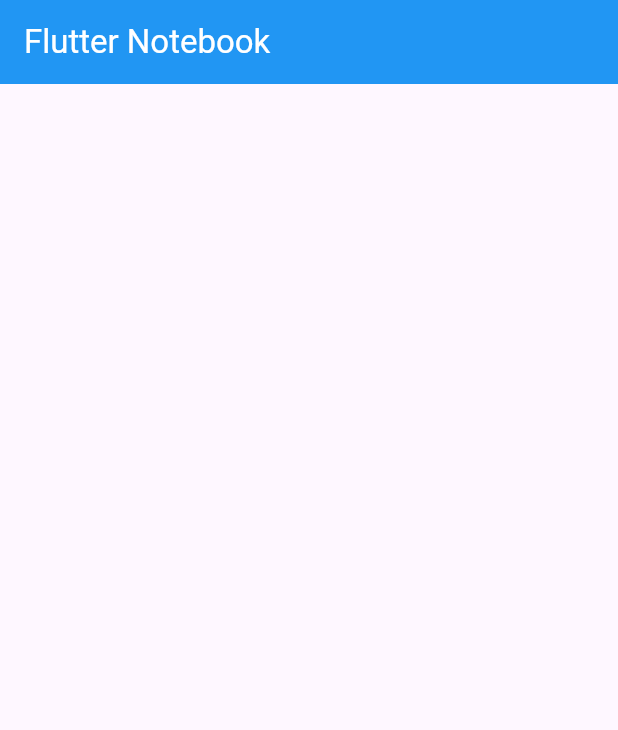
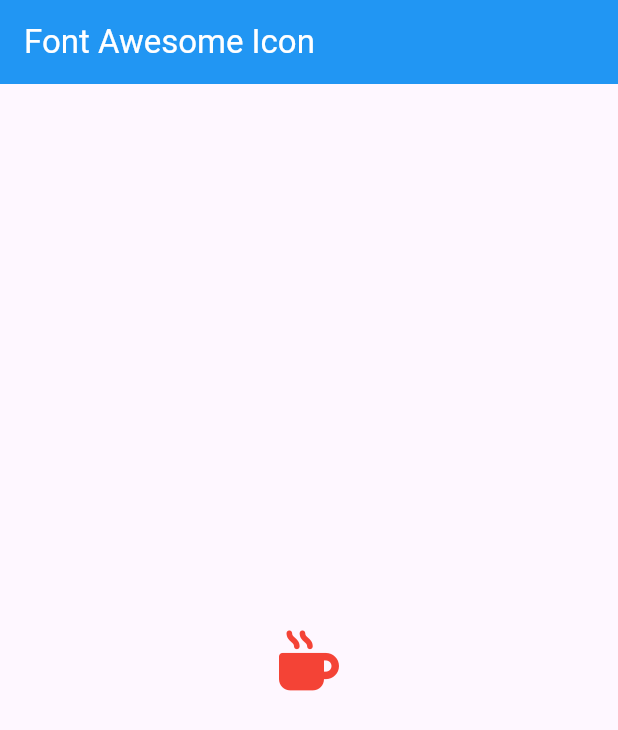
Before and after one commit to monir996/flutter-notebook, a Flutter app: the screen it shows after launch, on a phone screen of 412 x 824 dp. Shown: the top 730 px of the screen. Run offline on Flutter 3.47's test engine with Material 3 defaults, Android fonts, the phone set to English and light mode, and no system bars; our stand-ins replace font_awesome_flutter.

Commit message:
font-awesome - initial

```diff
--- a/lib/home_screen.dart
+++ b/lib/home_screen.dart
@@ -1,4 +1,5 @@
 import 'package:flutter/material.dart';
+import 'package:font_awesome_flutter/font_awesome_flutter.dart';
 
 class HomeScreen extends StatefulWidget {
   HomeScreen({super.key});
@@ -11,11 +12,18 @@ class _HomeScreenState extends State<HomeScreen> {
   @override
   Widget build(BuildContext context) {
     return Scaffold(
-      appBar: AppBar(title: Text("Flutter Notebook", style: TextStyle(color: Colors.white)), backgroundColor: Colors.blue),
+      appBar: AppBar(title: Text("Font Awesome Icon", style: TextStyle(color: Colors.white)), backgroundColor: Colors.blue),
 
-      // ----------------------- Main Branch  ==> Basic Structure ------------------
+      // ----------------------- Branch 33 ==> Font Awesome Icon ------------------
 
-      body: Center(),
+      body: Center(
+        child: IconButton(
+            onPressed: (){},
+            icon: FaIcon(FontAwesomeIcons.mugHot),
+            color: Colors.red,
+            iconSize: 40.0,
+        ),
+      ),
     );
   }
 }
--- a/pubspec.yaml
+++ b/pubspec.yaml
@@ -34,6 +34,7 @@ dependencies:
   # The following adds the Cupertino Icons font to your application.
   # Use with the CupertinoIcons class for iOS style icons.
   cupertino_icons: ^1.0.8
+  font_awesome_flutter: ^10.8.0
 
 dev_dependencies:
   flutter_test:
```
Also changed, not shown: pubspec.lock.
